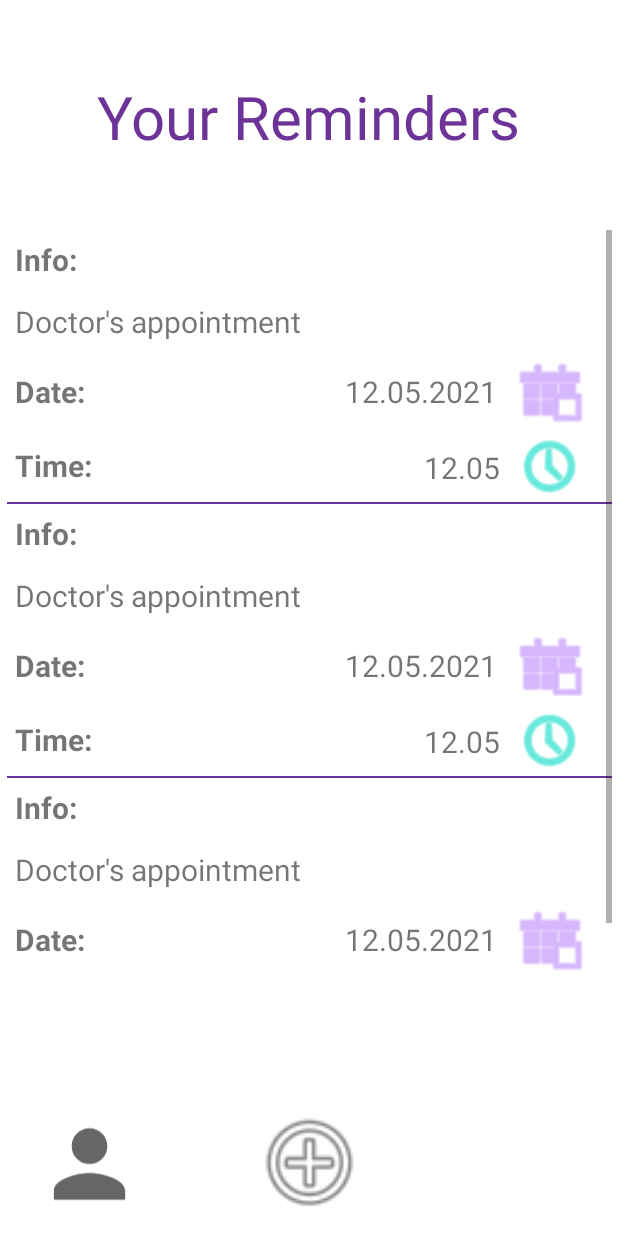
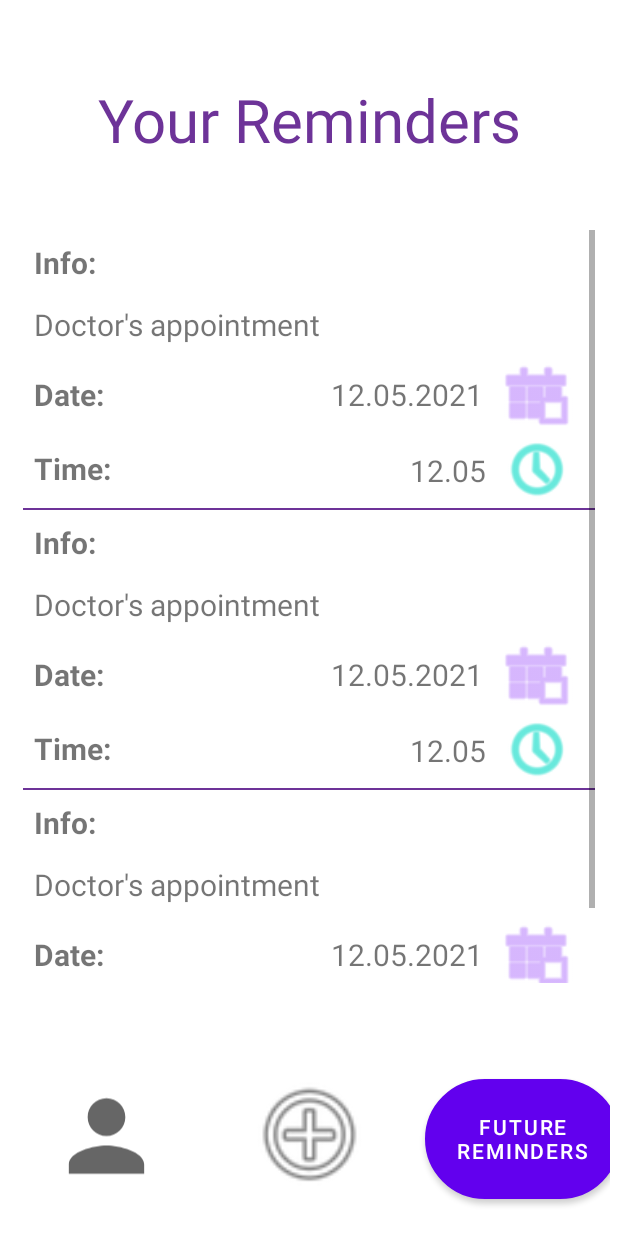
Before and after one commit to ksaily/ReminderApp, an Android app: the layout activity_menu.xml on its own in the app's theme, with its tools: preview values and no code run, on a phone screen of 412 x 824 dp. Run offline under Robolectric (Android 15) with nearby library versions, the phone set to English and light mode, and no system bars.

Commit message:
Added reminder notifications activity

```diff
--- a/app/src/main/AndroidManifest.xml
+++ b/app/src/main/AndroidManifest.xml
@@ -14,6 +14,8 @@
         <activity android:name=".SignUpActivity" />
         <activity android:name=".MenuActivity" />
         <activity android:name=".EditReminderActivity"/>
+        <activity android:name=".ReminderHistory"/>
+        <receiver android:name=".ReminderReceiver"/>
         <activity android:name=".MainActivity">
 
             <intent-filter>
--- a/app/src/main/java/com/example/reminder/EditReminderActivity.kt
+++ b/app/src/main/java/com/example/reminder/EditReminderActivity.kt
@@ -10,7 +10,6 @@ import androidx.room.Room
 import androidx.room.Room.databaseBuilder
 import android.view.LayoutInflater
 import com.example.reminder.databinding.ActivityEditReminderBinding
-import com.example.reminder.databinding.ActivityReminderListviewBinding
 import java.util.*
 
 @Suppress("DEPRECATION")
@@ -97,5 +96,7 @@ class EditReminderActivity : AppCompatActivity() {
             val menuActivityIntent = Intent(applicationContext, MenuActivity::class.java)
             startActivity(menuActivityIntent)
         }
+
     }
+
 }
--- a/app/src/main/res/layout/activity_edit_reminder.xml
+++ b/app/src/main/res/layout/activity_edit_reminder.xml
@@ -8,7 +8,7 @@
     tools:context=".ReminderActivity">
 
     <TextView
-        android:id="@+id/textView3"
+        android:id="@+id/textView20"
         android:layout_width="141dp"
         android:layout_height="36dp"
         android:layout_marginBottom="9dp"
@@ -126,7 +126,7 @@
         android:textColor="@color/dark_purple"
         android:textSize="30sp"
         android:textStyle="bold"
-        app:layout_constraintBottom_toTopOf="@+id/textView3"
+        app:layout_constraintBottom_toTopOf="@+id/textView20"
         app:layout_constraintEnd_toEndOf="parent"
         app:layout_constraintStart_toStartOf="parent"
         app:layout_constraintTop_toTopOf="parent"
--- a/app/src/main/res/layout/activity_menu.xml
+++ b/app/src/main/res/layout/activity_menu.xml
@@ -6,25 +6,27 @@
     android:layout_height="match_parent"
     android:minHeight="300dp"
     android:orientation="vertical"
-    android:padding="1dp"
+    android:padding="5dp"
     tools:context=".MainActivity">
 
     <ImageView
         android:id="@+id/addReminder"
         android:layout_width="99dp"
-        android:layout_height="92dp"
+        android:layout_height="93dp"
         android:layout_marginTop="12dp"
+        android:layout_marginBottom="5dp"
         android:contentDescription="AddReminder"
-        android:padding="7dp"
+        android:padding="5dp"
         app:layout_constraintBottom_toBottomOf="parent"
         app:layout_constraintEnd_toEndOf="parent"
+        app:layout_constraintHorizontal_bias="0.501"
         app:layout_constraintStart_toStartOf="parent"
         app:layout_constraintTop_toBottomOf="@+id/linearLayout"
-        app:layout_constraintVertical_bias="0.956"
+        app:layout_constraintVertical_bias="0.714"
         app:srcCompat="@android:drawable/ic_menu_add" />
 
     <TextView
-        android:id="@+id/textView3"
+        android:id="@+id/textView20"
         android:layout_width="400dp"
         android:layout_height="83dp"
         android:gravity="center"
@@ -46,22 +48,26 @@
         android:id="@+id/profileButton"
         android:layout_width="86dp"
         android:layout_height="93dp"
+        android:layout_marginStart="5dp"
         android:layout_marginTop="12dp"
         android:layout_marginEnd="40dp"
+        android:layout_marginBottom="5dp"
         android:contentDescription="seeProfile"
-        android:padding="7dp"
+        android:padding="5dp"
         app:layout_constraintBottom_toBottomOf="parent"
         app:layout_constraintEnd_toStartOf="@+id/addReminder"
-        app:layout_constraintHorizontal_bias="0.533"
+        app:layout_constraintHorizontal_bias="0.866"
         app:layout_constraintStart_toStartOf="parent"
         app:layout_constraintTop_toBottomOf="@+id/linearLayout"
-        app:layout_constraintVertical_bias="1.0"
+        app:layout_constraintVertical_bias="0.75"
         app:srcCompat="@drawable/ic_baseline_person_24" />
 
     <LinearLayout
         android:id="@+id/linearLayout"
-        android:layout_width="403dp"
+        android:layout_width="0dp"
         android:layout_height="518dp"
+        android:layout_marginStart="10dp"
+        android:layout_marginEnd="10dp"
         android:orientation="vertical"
         app:layout_constraintBottom_toBottomOf="parent"
         app:layout_constraintEnd_toEndOf="parent"
@@ -72,6 +78,7 @@
             android:id="@+id/menuListView"
             android:layout_width="match_parent"
             android:layout_height="502dp"
+            android:layout_gravity="center"
             android:divider="@color/dark_purple"
             android:dividerHeight="1dp"
             android:footerDividersEnabled="true"
@@ -80,4 +87,21 @@
 
     </LinearLayout>
 
+    <Button
+        android:id="@+id/FutureReminders"
+        android:layout_width="130dp"
+        android:layout_height="80dp"
+        android:layout_marginStart="30dp"
+        android:layout_marginTop="12dp"
+        android:layout_marginEnd="5dp"
+        android:layout_marginBottom="5dp"
+        android:background="@drawable/round_button"
+        android:text="Future reminders"
+        app:layout_constraintBottom_toBottomOf="parent"
+        app:layout_constraintEnd_toEndOf="parent"
+        app:layout_constraintHorizontal_bias="0.2"
+        app:layout_constraintStart_toEndOf="@+id/addReminder"
+        app:layout_constraintTop_toBottomOf="@+id/linearLayout"
+        app:layout_constraintVertical_bias="0.718" />
+
 </androidx.constraintlayout.widget.ConstraintLayout>
--- a/app/src/main/res/layout/activity_reminder_listview.xml
+++ b/app/src/main/res/layout/activity_reminder_listview.xml
@@ -3,10 +3,11 @@
     xmlns:app="http://schemas.android.com/apk/res-auto"
     xmlns:tools="http://schemas.android.com/tools"
     android:id="@+id/LinearLayout"
-    android:layout_width="match_parent"
+    android:layout_width="wrap_content"
     android:layout_height="match_parent"
-    tools:context=".ReminderAdaptor"
-    android:orientation="vertical">
+    android:orientation="vertical"
+    android:padding="2dp"
+    tools:context=".ReminderAdaptor">
 
 
     <TextView
@@ -29,13 +30,13 @@
         android:textSize="20sp" />
 
     <LinearLayout
-        android:layout_width="match_parent"
+        android:layout_width="wrap_content"
         android:layout_height="51dp"
         android:orientation="horizontal">
 
         <TextView
             android:id="@+id/textView4"
-            android:layout_width="202dp"
+            android:layout_width="180dp"
             android:layout_height="match_parent"
             android:gravity="fill_vertical"
             android:paddingLeft="5dp"
@@ -62,13 +63,13 @@
     </LinearLayout>
 
     <LinearLayout
-        android:layout_width="match_parent"
+        android:layout_width="wrap_content"
         android:layout_height="48dp"
         android:orientation="horizontal">
 
         <TextView
             android:id="@+id/textView7"
-            android:layout_width="202dp"
+            android:layout_width="180dp"
             android:layout_height="match_parent"
             android:gravity="fill_vertical"
             android:paddingLeft="5dp"
@@ -88,7 +89,7 @@
 
         <ImageView
             android:id="@+id/imageView2"
-            android:layout_width="56dp"
+            android:layout_width="58dp"
             android:layout_height="match_parent"
             android:src="@android:drawable/ic_menu_recent_history"
             app:tint="@color/teal_200" />
```
Also changed, not shown: app/src/main/java/com/example/reminder/MenuActivity.kt (+5 -9 lines), app/src/main/java/com/example/reminder/ReminderActivity.kt (+32 -8 lines), app/src/main/java/com/example/reminder/ReminderAdaptor.kt (+4 -4 lines), app/src/main/java/com/example/reminder/ReminderHistory.kt (added, +213 -0 lines), app/src/main/java/com/example/reminder/ReminderReceiver.kt (added, +16 -0 lines), app/src/main/res/drawable/ic_reminder_icon.xml (added, +10 -0 lines), app/src/main/res/layout/activity_reminder.xml (+4 -4 lines), app/src/main/res/layout/activity_reminder_history.xml (added, +47 -0 lines).
